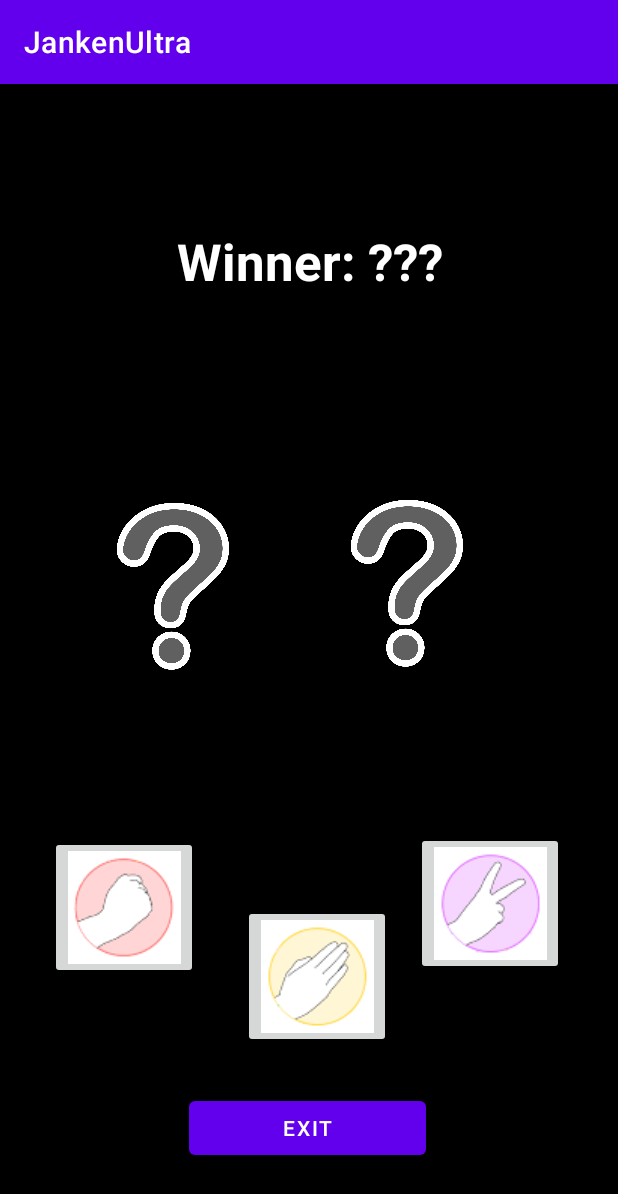
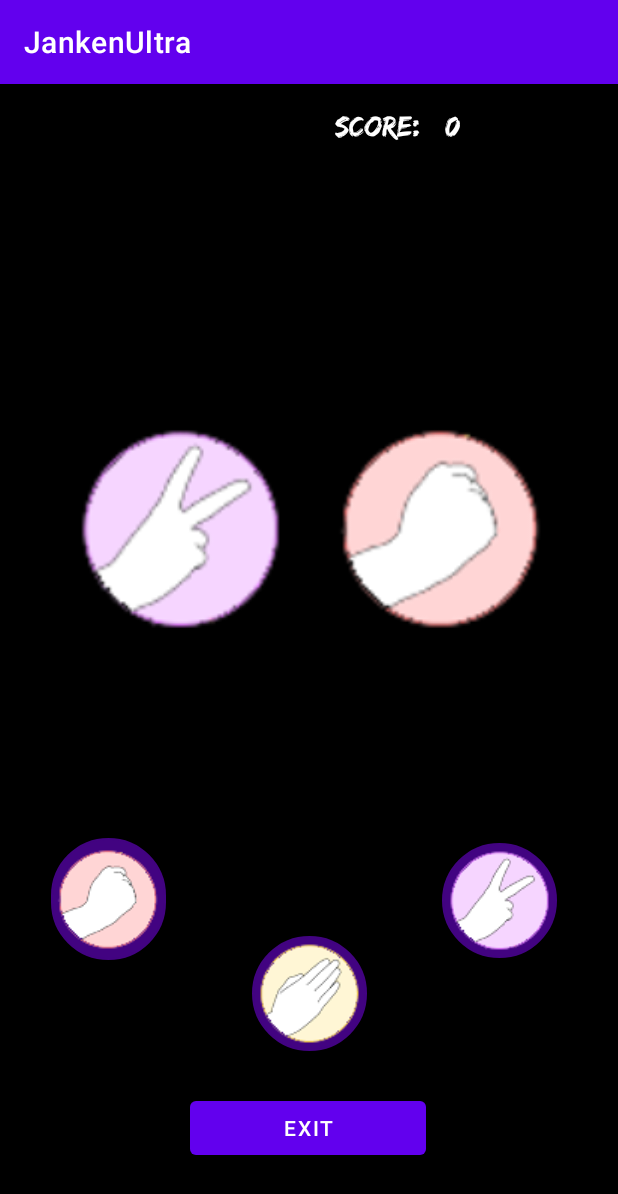
Before and after one commit to THEdie17/JankenUltra, an Android app: the GameLevel1 screen opened directly, with no data from a screen before it, after a tap on "Scissors", on a phone screen of 412 x 824 dp. Shown: the top 1194 px of the screen. Run offline under Robolectric (Android 15) with nearby library versions, the light colour scheme and no system bars; our stand-ins replace Firebase (no records; nobody signed in at launch, a user with empty details on screens opened directly); 2 other taps on this screen came first.

Commit message:
setScoreinDB

```diff
--- a/app/src/main/java/com/example/jankenultra/GameLevel1.kt
+++ b/app/src/main/java/com/example/jankenultra/GameLevel1.kt
@@ -1,11 +1,18 @@
 package com.example.jankenultra
 
+import android.annotation.SuppressLint
 import android.content.Intent
+import android.graphics.Typeface
 import android.os.Bundle
 import android.widget.Button
 import android.widget.ImageButton
+import android.widget.ImageView
+import android.widget.TextView
 import android.widget.Toast
+import androidx.appcompat.app.AlertDialog
 import androidx.appcompat.app.AppCompatActivity
+import com.google.firebase.database.*
+import com.google.firebase.ktx.Firebase
 import kotlin.random.Random
 
 class GameLevel1 : AppCompatActivity() {
@@ -14,87 +21,147 @@ class GameLevel1 : AppCompatActivity() {
     private lateinit var paper : ImageButton
     private lateinit var scissors : ImageButton
     private lateinit var exit : Button
-    val arr = Array(3) { "Rock";"Paper";"Scissors" }
-    var userChoice = -1
-    var userWins = 0
-    var machineChoice = -1
-    var MachineWins = 0
-    var hasFinished = false
+    private lateinit var userChoiceImg : ImageView
+    private lateinit var machineChoiceImg : ImageView
+    private lateinit var scoreLevel1 : TextView
+    private lateinit var textScore : TextView
+    private val arr = arrayOf("Rock", "Paper", "Scissors")
+    private var userChoice = -1
+    private var userWins = 0
+    private var machineChoice = -1
+    private var machineWins = 0
+    private var hasFinished = false
+    private var scoreLevel = 0
 
     override fun onCreate(savedInstanceState: Bundle?) {
         super.onCreate(savedInstanceState)
         setContentView(R.layout.activity_gamelevel1)
-
-
-
-        exit = findViewById<Button>(R.id.button)
+        val tf = Typeface.createFromAsset(assets, "fonts/edosz.ttf")
+        scoreLevel1 = findViewById(R.id.scoreLevel1)
+        textScore = findViewById(R.id.textScore)
+        userChoiceImg = findViewById(R.id.UserChoice)
+        machineChoiceImg = findViewById(R.id.MachineChoice)
+        exit = findViewById(R.id.button)
+        scoreLevel1.typeface = tf
+        textScore.typeface = tf
+        scoreLevel1.text = "0"
         exit.setOnClickListener{
             val intent= Intent(this, ChooseLevel::class.java)
             startActivity(intent)
         }
 
-        rock = findViewById<ImageButton>(R.id.buttonRock)
+        rock = findViewById(R.id.buttonRock)
         rock.setOnClickListener{
             userChoice = 0
-            Toast.makeText(this," -"+userChoice, Toast.LENGTH_SHORT).show()
-            comprobarButton()
+            checkButton()
         }
 
-        paper = findViewById<ImageButton>(R.id.buttonPaper)
+        paper = findViewById(R.id.buttonPaper)
         paper.setOnClickListener{
             userChoice = 1
-            Toast.makeText(this," -"+userChoice, Toast.LENGTH_SHORT).show()
-            comprobarButton()
+            checkButton()
         }
 
-        scissors = findViewById<ImageButton>(R.id.buttonScissors)
+        scissors = findViewById(R.id.buttonScissors)
         scissors.setOnClickListener{
             userChoice = 2
-            Toast.makeText(this," -"+userChoice, Toast.LENGTH_SHORT).show()
-            comprobarButton()
+            checkButton()
         }
     }
 
-    private fun comprobarButton() {
+    private fun checkButton() {
         machineChoice = Random.nextInt(0, 3)
 
-        "Rock0 paper1 scissor2"
-        if (userChoice == 0 && machineChoice == 2){
-            userWins += 1
-            Toast.makeText(this,"Round Win", Toast.LENGTH_SHORT).show()
-        }else if (userChoice == 0 && machineChoice == 1){
-            MachineWins += 1
-            Toast.makeText(this,"Round Lose", Toast.LENGTH_SHORT).show()
-        }else if (userChoice == 1 && machineChoice == 0){
-            userWins += 1
-            Toast.makeText(this,"Round Win", Toast.LENGTH_SHORT).show()
-        }else if (userChoice == 1 && machineChoice == 2){
-            MachineWins += 1
-            Toast.makeText(this,"Round Lose", Toast.LENGTH_SHORT).show()
-        }else if (userChoice == 2 && machineChoice == 1){
-            userWins += 1
-            Toast.makeText(this,"Round Win", Toast.LENGTH_SHORT).show()
-        }else if (userChoice == 2 && machineChoice == 0){
-            MachineWins += 1
-            Toast.makeText(this,"Round Lose", Toast.LENGTH_SHORT).show()
-        }else{
-            Toast.makeText(this,"machine: "+machineChoice, Toast.LENGTH_SHORT).show()
-        }
-        userChoice = -1
+        // Show the user's and machine's choices
+        userChoiceImg.setImageResource(getDrawableResourceId(arr[userChoice]))
+        machineChoiceImg.setImageResource(getDrawableResourceId(arr[machineChoice]))
 
-        if (userWins == 3){
-            Toast.makeText(this,"VICTORY", Toast.LENGTH_SHORT).show()
-            hasFinished = true
-            val intent= Intent(this, Menu::class.java)
-            startActivity(intent)
-        }else if (MachineWins == 3){
-            Toast.makeText(this,"LOSE", Toast.LENGTH_SHORT).show()
-            hasFinished = true
-            val intent= Intent(this, Menu::class.java)
-            startActivity(intent)
+        // Check the result of the round
+        when (userChoice) {
+            machineChoice -> Toast.makeText(this, "Round Draw", Toast.LENGTH_SHORT).show()
+            0 -> if (machineChoice == 2) userWins++ else machineWins++
+            1 -> if (machineChoice == 0) userWins++ else machineWins++
+            2 -> if (machineChoice == 1) userWins++ else machineWins++
         }
 
-        Toast.makeText(this," wins "+userWins, Toast.LENGTH_SHORT).show()
+        // Show the score
+        Toast.makeText(this, " wins $userWins", Toast.LENGTH_SHORT).show()
+
+        // Check if the game is over
+        if (userWins == 3) {
+            continueGame()
+            hasFinished = true
+            AlertDialog.Builder(this)
+                .setTitle("Congratulations!")
+                .setMessage("You won the game!")
+                .setPositiveButton("Continue") { _, _ ->}
+                .setNegativeButton("Exit") { _, _ ->
+                    val intent = Intent(this, Menu::class.java)
+                    startActivity(intent)
+                }
+                .setCancelable(false)
+                .show()
+        } else if (machineWins == 3) {
+            resetGame()
+            hasFinished = true
+            AlertDialog.Builder(this)
+                .setTitle("Too bad loser!")
+                .setMessage("The machine won the game!")
+                .setPositiveButton("Continue") { _, _ ->}
+                .setNegativeButton("Exit") { _, _ ->
+                    val intent = Intent(this, Menu::class.java)
+                    startActivity(intent)
+                }
+                .setCancelable(false)
+                .show()
+        }
+
+        // Reset userChoice
+        userChoice = -1
     }
 
+    @SuppressLint("DiscouragedApi")
+    private fun getDrawableResourceId(name: String): Int {
+        return resources.getIdentifier(name.lowercase(), "drawable", packageName)
+    }
+
+    private fun resetGame() {
+        userWins = 0
+        machineWins = 0
+        hasFinished = false
+    }
+
+    private fun continueGame() {
+        userWins = 0
+        machineWins = 0
+        hasFinished = false
+        updateScore()
+    }
+
+    private fun updateScore() {
+        scoreLevel += 100
+        scoreLevel1.text = scoreLevel.toString()
+
+        var database: FirebaseDatabase =FirebaseDatabase.getInstance("https://junkerultra-default-rtdb.europe-west1.firebasedatabase.app/")
+        var reference: DatabaseReference = database.getReference("DATA_BASE_JUGADORS")
+        var email = Login.user_email
+
+        val query = reference.orderByChild("Email").equalTo(email)
+
+        query.addListenerForSingleValueEvent(object:ValueEventListener{
+            override fun onDataChange(snapshot: DataSnapshot) {
+
+                reference.child("Puntuacio").value.toString()
+                reference.child("Puntuacio").setValue(scoreLevel1.text)
+            }
+
+            override fun onCancelled(error: DatabaseError) {
+                TODO("Not yet implemented")
+            }
+        })
+
+        val nuevosDatos = mapOf(
+            "Puntuacio" to scoreLevel.toString()
+        )
+    }
 }
--- a/app/src/main/java/com/example/jankenultra/Login.kt
+++ b/app/src/main/java/com/example/jankenultra/Login.kt
@@ -15,6 +15,9 @@ import com.google.firebase.auth.FirebaseUser
 
 
 class Login : AppCompatActivity() {
+    companion object{
+        var user_email: String? = null
+    }
     private lateinit var emailLogin : EditText
     private lateinit var passLogin : EditText
     private lateinit var login : Button
@@ -57,6 +60,7 @@ class Login : AppCompatActivity() {
                     val tx = "Benvingut $email"
                     Toast.makeText(this, tx, Toast.LENGTH_LONG).show()
                     val user = auth.currentUser
+                    user_email = email
                     updateUI(user)
                 } else {
                     Toast.makeText(
--- a/app/src/main/java/com/example/jankenultra/Register.kt
+++ b/app/src/main/java/com/example/jankenultra/Register.kt
@@ -11,6 +11,8 @@ import android.widget.TextView
 import android.widget.Toast
 import com.google.firebase.auth.FirebaseAuth
 import com.google.firebase.auth.FirebaseUser
+import com.google.firebase.database.DatabaseReference
+import com.google.firebase.database.FirebaseDatabase
 import java.text.SimpleDateFormat
 import java.util.*
 
@@ -90,20 +92,32 @@ class Register : AppCompatActivity() {
             var passString: String = passEt.text.toString()
             var usernameString: String = nameEt.text.toString()
             var dateString: String = dateTxt.text.toString()
-            //AQUI GUARDA EL CONTINGUT A LA BASE DE DADES
-            jumpStart()
+
+            var dadesJugador : HashMap<String,String> = HashMap<String, String>()
+
+            dadesJugador.put ("Uid",uidString)
+            dadesJugador.put ("Email",emailString)
+            dadesJugador.put ("Password",passString)
+            dadesJugador.put ("Nom",usernameString)
+            dadesJugador.put ("Data",dateString)
+            dadesJugador.put ("Puntuacio", score.toString())
+            // Creem un punter a la base de dades i li donem un nom
+            var database: FirebaseDatabase =FirebaseDatabase.getInstance("https://junkerultra-default-rtdb.europe-west1.firebasedatabase.app/")
+            var reference: DatabaseReference = database.getReference("DATA_BASE_JUGADORS")
+            if(reference!=null) {
+                //crea un fill amb els valors de dadesJugador
+                reference.child(uidString).setValue(dadesJugador)
+                Toast.makeText(this, "USUARI BEN REGISTRAT",Toast.LENGTH_SHORT).show()
+            }
+            else{
+                Toast.makeText(this, "ERROR BD", Toast.LENGTH_SHORT).show()
+            }
+            val intent= Intent(this, MainActivity::class.java)
+            startActivity(intent)
         // FALTA FER
         } else {
             Toast.makeText(
                 this, "ERROR CREATE USER ",Toast.LENGTH_SHORT).show()
         }
     }
-
-    private fun jumpStart()
-    {
-        val intent= Intent(this, MainActivity::class.java)
-        startActivity(intent)
-    }
-
-
 }
--- /dev/null
+++ b/app/src/main/res/drawable/rounded_completely.xml
@@ -0,0 +1,16 @@
+<?xml version="1.0" encoding="utf-8"?>
+<shape xmlns:android="http://schemas.android.com/apk/res/android" >
+<stroke
+    android:width="1dp"
+    android:color="#420381" />
+
+<solid android:color="#420381" />
+
+<padding
+    android:left="1dp"
+    android:right="1dp"
+    android:bottom="1dp"
+    android:top="1dp" />
+
+<corners android:radius="90dp" />
+</shape>
--- a/app/src/main/res/layout/activity_gamelevel1.xml
+++ b/app/src/main/res/layout/activity_gamelevel1.xml
@@ -1,115 +1,114 @@
-<RelativeLayout xmlns:android="http://schemas.android.com/apk/res/android"
+<androidx.constraintlayout.widget.ConstraintLayout xmlns:android="http://schemas.android.com/apk/res/android"
     xmlns:app="http://schemas.android.com/apk/res-auto"
     xmlns:tools="http://schemas.android.com/tools"
+    android:id="@+id/relativeLayout"
     android:layout_width="match_parent"
     android:layout_height="match_parent"
     android:background="#000000">
 
     <TextView
-        android:id="@+id/textView1"
-        android:layout_width="wrap_content"
-        android:layout_height="wrap_content"
-        android:layout_alignParentTop="true"
-        android:layout_centerHorizontal="true"
-        android:layout_marginTop="20dp"
-        android:text="Rock, Paper, Scissors!"
+        android:id="@+id/textScore"
+        android:layout_width="73dp"
+        android:layout_height="37dp"
+        android:layout_marginTop="16dp"
+        android:layout_marginRight="50dp"
+        android:text="Score:"
+        android:textColor="#FFFFFF"
+        android:textSize="20sp"
+        app:layout_constraintHorizontal_bias="0.773"
+        app:layout_constraintLeft_toLeftOf="parent"
+        app:layout_constraintRight_toRightOf="parent"
+        app:layout_constraintTop_toTopOf="parent"
         tools:context=".RockPaperScissors" />
 
     <Button
         android:id="@+id/button"
         android:layout_width="157dp"
         android:layout_height="wrap_content"
-        android:layout_alignParentStart="true"
-        android:layout_alignParentEnd="true"
-        android:layout_alignParentBottom="true"
         android:layout_marginStart="126dp"
         android:layout_marginEnd="128dp"
         android:layout_marginBottom="48dp"
-        android:text="Exit" />
+        android:text="Exit"
+        app:layout_constraintBottom_toBottomOf="parent"
+        app:layout_constraintEnd_toEndOf="parent"
+        app:layout_constraintStart_toStartOf="parent" />
 
     <ImageView
         android:id="@+id/UserChoice"
-        android:layout_width="102dp"
-        android:layout_height="151dp"
-        android:layout_alignParentStart="true"
-        android:layout_alignParentTop="true"
-        android:layout_alignParentEnd="true"
-        android:layout_alignParentBottom="true"
-        android:layout_marginStart="71dp"
-        android:layout_marginTop="240dp"
-        android:layout_marginEnd="238dp"
-        android:layout_marginBottom="339dp"
+        android:layout_width="150dp"
+        android:layout_height="200dp"
+        android:layout_marginStart="45dp"
+        android:layout_marginBottom="175dp"
+        app:layout_constraintBottom_toBottomOf="parent"
+        app:layout_constraintStart_toStartOf="parent"
+        app:layout_constraintTop_toTopOf="parent"
         app:srcCompat="@drawable/nochoice" />
 
     <ImageView
         android:id="@+id/MachineChoice"
-        android:layout_width="102dp"
-        android:layout_height="151dp"
-        android:layout_alignParentStart="true"
-        android:layout_alignParentTop="true"
-        android:layout_alignParentEnd="true"
-        android:layout_alignParentBottom="true"
-        android:layout_marginStart="227dp"
-        android:layout_marginTop="238dp"
-        android:layout_marginEnd="82dp"
-        android:layout_marginBottom="341dp"
+        android:layout_width="150dp"
+        android:layout_height="200dp"
+        android:layout_marginStart="24dp"
+        android:layout_marginEnd="50dp"
+        android:layout_marginBottom="175dp"
+        app:layout_constraintBottom_toBottomOf="parent"
+        app:layout_constraintEnd_toEndOf="parent"
+        app:layout_constraintHorizontal_bias="0.0"
+        app:layout_constraintStart_toEndOf="@+id/UserChoice"
+        app:layout_constraintTop_toTopOf="parent"
         app:srcCompat="@drawable/nochoice" />
-
-    <TextView
-        android:id="@+id/result"
-        android:layout_width="283dp"
-        android:layout_height="52dp"
-        android:layout_alignParentStart="true"
-        android:layout_alignParentTop="true"
-        android:layout_alignParentEnd="true"
-        android:layout_alignParentBottom="true"
-        android:layout_marginStart="65dp"
-        android:layout_marginTop="95dp"
-        android:layout_marginEnd="63dp"
-        android:layout_marginBottom="583dp"
-        android:text="Winner: ???"
-        android:textAlignment="center"
-        android:textColor="#FFFFFF"
-        android:textSize="34sp"
-        android:textStyle="bold" />
 
     <ImageButton
         android:id="@+id/buttonRock"
         android:layout_width="wrap_content"
-        android:layout_height="wrap_content"
-        android:layout_alignParentStart="true"
-        android:layout_alignParentEnd="true"
-        android:layout_alignParentBottom="true"
+        android:layout_height="81dp"
         android:layout_marginStart="33dp"
-        android:layout_marginEnd="280dp"
-        android:layout_marginBottom="171dp"
+        android:layout_marginEnd="301dp"
+        android:layout_marginBottom="184dp"
+        android:background="@drawable/rounded_completely"
         android:contentDescription="Rock"
+        app:layout_constraintBottom_toBottomOf="parent"
+        app:layout_constraintEnd_toEndOf="parent"
+        app:layout_constraintStart_toStartOf="parent"
         app:srcCompat="@drawable/rock" />
 
     <ImageButton
         android:id="@+id/buttonPaper"
         android:layout_width="wrap_content"
         android:layout_height="wrap_content"
-        android:layout_alignParentStart="true"
-        android:layout_alignParentEnd="true"
-        android:layout_alignParentBottom="true"
-        android:layout_marginStart="162dp"
-        android:layout_marginEnd="151dp"
-        android:layout_marginBottom="125dp"
+        android:layout_marginStart="167dp"
+        android:layout_marginEnd="167dp"
+        android:layout_marginBottom="123dp"
+        android:background="@drawable/rounded_completely"
         android:contentDescription="Paper"
+        app:layout_constraintBottom_toBottomOf="parent"
+        app:layout_constraintEnd_toEndOf="parent"
+        app:layout_constraintStart_toStartOf="parent"
         app:srcCompat="@drawable/paper" />
 
     <ImageButton
         android:id="@+id/buttonScissors"
         android:layout_width="wrap_content"
         android:layout_height="wrap_content"
-        android:layout_alignParentStart="true"
-        android:layout_alignParentEnd="true"
-        android:layout_alignParentBottom="true"
-        android:layout_marginStart="277dp"
-        android:layout_marginEnd="36dp"
-        android:layout_marginBottom="174dp"
+        android:layout_marginStart="294dp"
+        android:layout_marginEnd="40dp"
+        android:layout_marginBottom="185dp"
+        android:background="@drawable/rounded_completely"
         android:contentDescription="Scissors"
+        app:layout_constraintBottom_toBottomOf="parent"
+        app:layout_constraintEnd_toEndOf="parent"
+        app:layout_constraintStart_toStartOf="parent"
         app:srcCompat="@drawable/scissors" />
 
-</RelativeLayout>
+    <TextView
+        android:id="@+id/scoreLevel1"
+        android:layout_width="64dp"
+        android:layout_height="37dp"
+        android:layout_marginTop="16dp"
+        android:text="@string/scoreNumber"
+        android:textColor="#FFFFFF"
+        android:textSize="20sp"
+        app:layout_constraintStart_toEndOf="@+id/textScore"
+        app:layout_constraintTop_toTopOf="parent" />
+
+</androidx.constraintlayout.widget.ConstraintLayout>
--- a/app/src/main/res/values/strings.xml
+++ b/app/src/main/res/values/strings.xml
@@ -14,6 +14,7 @@
     <string name="passLogin">Password</string>
     <string name="login">LOGIN</string>
     <string name="tancarSessio">LOGOUT</string>
+    <string name="result">THE WINNER IS ???</string>
     <string name="miPuntuaciotxt">Score</string>
     <string name="puntuacio"> -- </string>
     <string name="uid"> -- </string>
@@ -29,4 +30,5 @@
     <string name="back">Credits</string>
     <!-- TODO: Remove or change this placeholder text -->
     <string name="hello_blank_fragment">Hello blank fragment</string>
+    <string name="scoreNumber" />
 </resources>
```
Also changed, not shown: app/src/main/res/drawable/paper.png, app/src/main/res/drawable/rock.png, app/src/main/res/drawable/scissors.png.
